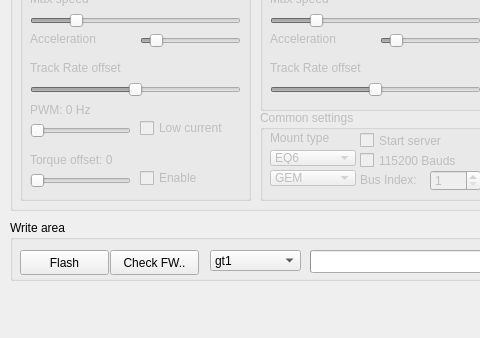
This is mainwindow.ui in ahp-electronics/gt-configurator as Qt 5 draws it before an edit; both pictures show x 0 to 480 and y 400 to 738 of the 1100 by 738 pixel window. The edited form follows.
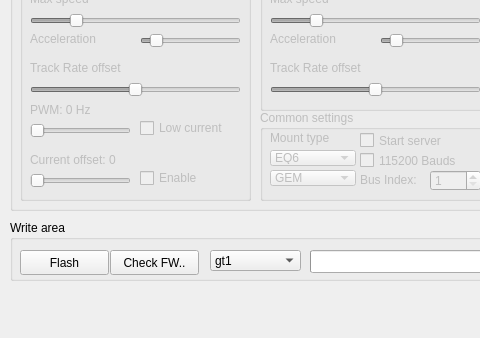
This is the edited form.

Commit message: Fixed hasHalfCurrentTracking issue

The edit to the form file:
```diff
--- a/mainwindow.ui
+++ b/mainwindow.ui
@@ -2015,7 +2015,7 @@
        </rect>
       </property>
       <property name="text">
-       <string>Torque offset: 0</string>
+       <string>Current offset: 0</string>
       </property>
      </widget>
     </widget>
```
Left out of the diff: 6 changed lines with no effect on the pictures. The commit also changes 1 other file.
